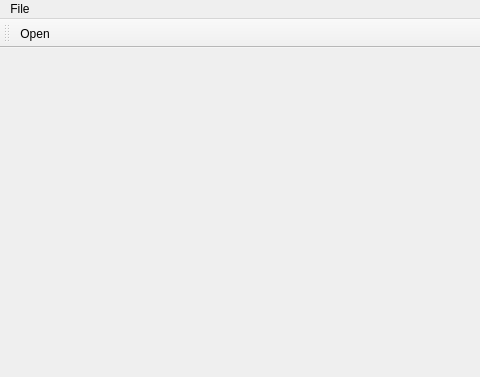
Before: the Qt Designer form flexgui/src/flex.ui in jethornton/flexgui, drawn with Qt 5; both pictures show x 0 to 480 and y 0 to 377 of the 800 by 600 pixel window.
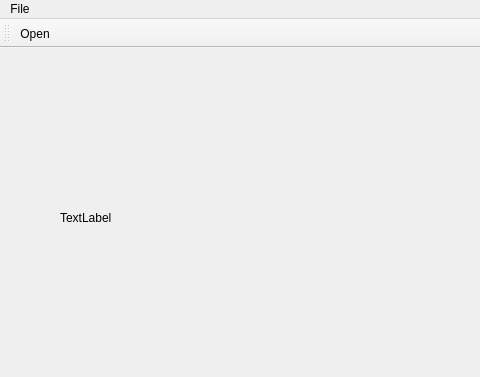
After: the same form once the commit is applied.

Commit message: test for all stat labels

The edit to the form file:
```diff
--- a/flexgui/src/flex.ui
+++ b/flexgui/src/flex.ui
@@ -13,7 +13,21 @@
   <property name="windowTitle">
    <string>MainWindow</string>
   </property>
-  <widget class="QWidget" name="centralwidget"/>
+  <widget class="QWidget" name="centralwidget">
+   <widget class="QLabel" name="settings_lb">
+    <property name="geometry">
+     <rect>
+      <x>60</x>
+      <y>160</y>
+      <width>66</width>
+      <height>19</height>
+     </rect>
+    </property>
+    <property name="text">
+     <string>TextLabel</string>
+    </property>
+   </widget>
+  </widget>
   <widget class="QMenuBar" name="menubar">
    <property name="geometry">
     <rect>
```
The commit also changes 2 other files.
